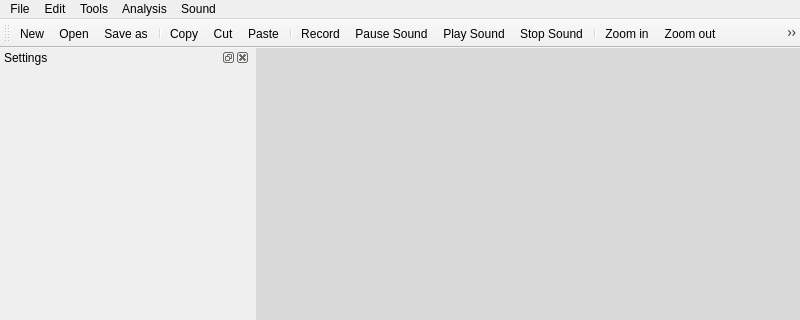
Above: Graphic_Interface/UI Files/MainWindow.ui from ECMora/SoundLab before the change; both pictures show x 0 to 800 and y 0 to 320 of the 800 by 600 pixel window. Below: the same form after it.
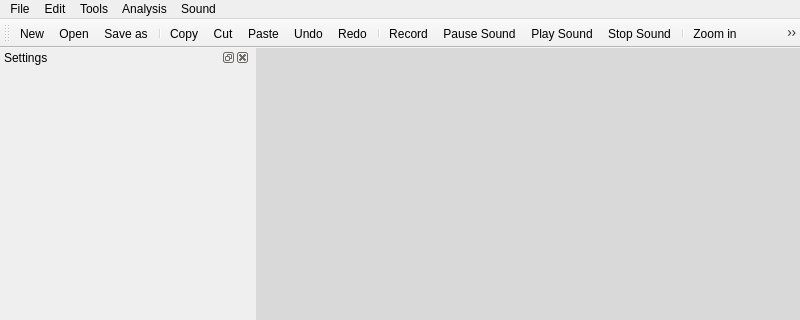
That is the form after the change. Icons and pictures are not drawn. Custom widgets are drawn as their Qt base class.

```diff
--- a/Graphic_Interface/UI Files/MainWindow.ui
+++ b/Graphic_Interface/UI Files/MainWindow.ui
@@ -268,6 +268,8 @@
    <addaction name="actionCopy"/>
    <addaction name="actionCut"/>
    <addaction name="actionPaste"/>
+   <addaction name="actionUndo"/>
+   <addaction name="actionRedo"/>
    <addaction name="separator"/>
    <addaction name="actionRecord"/>
    <addaction name="actionPause_Sound"/>
```
Left out of the diff: 52 changed lines with no effect on the pictures.
